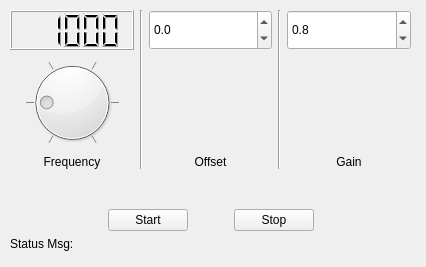
Above: ThreePhase.ui from Joeseidon/Lpad_2_Raspi_Comm_Test before the change. Below: the same form after it.
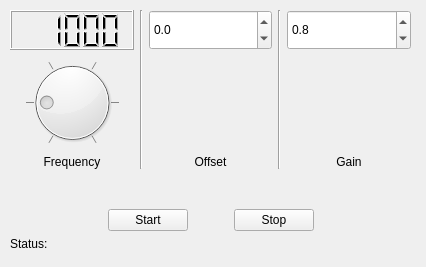
That is the form after the change.

```diff
--- a/ThreePhase.ui
+++ b/ThreePhase.ui
@@ -262,7 +262,7 @@
     <item>
      <widget class="QLabel" name="ErrorLbl">
       <property name="text">
-       <string>Status Msg:</string>
+       <string>Status:</string>
       </property>
      </widget>
     </item>
```
